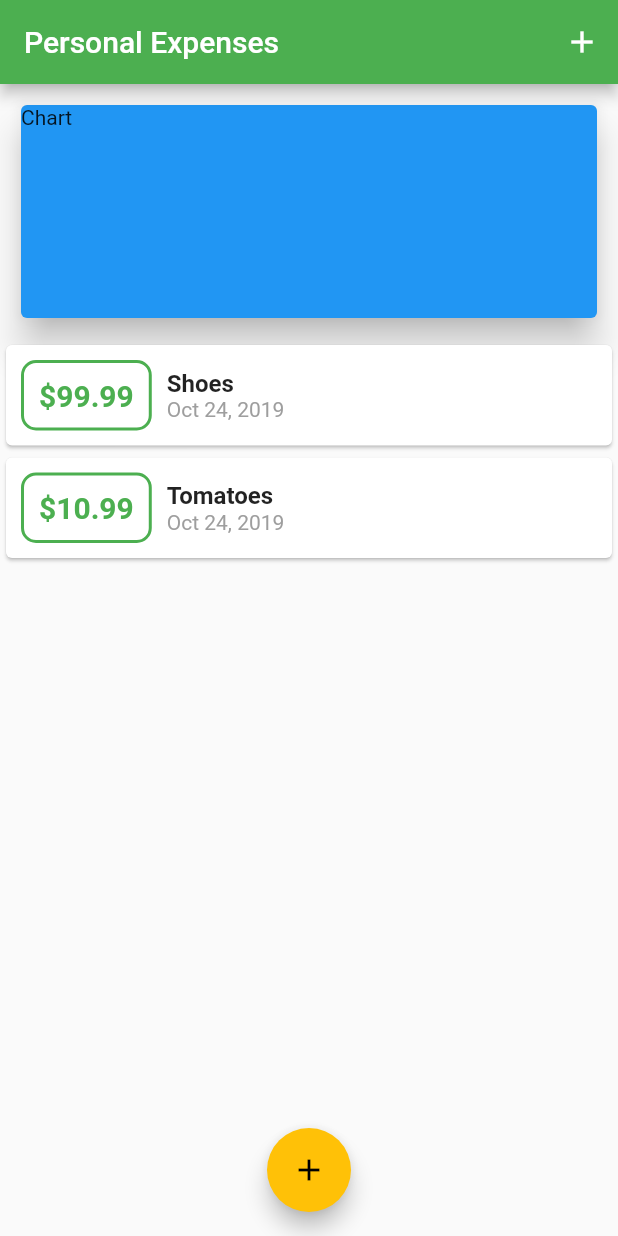
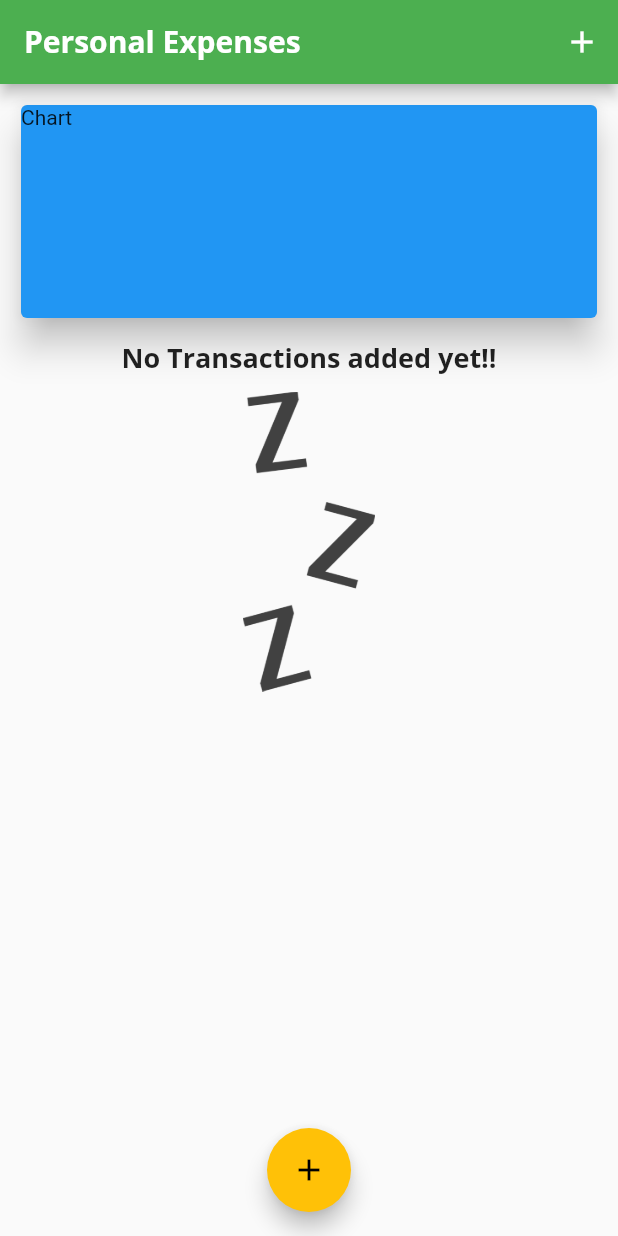
Before and after one commit to dreking/expenses_app, a Flutter app: the screen it shows after launch, on a phone screen of 412 x 824 dp. Run offline on Flutter 3.47's test engine with Material 2 defaults, Android fonts, the phone set to English and light mode, and no system bars.

Commit message:
feat:added theme color, fonts and images

```diff
--- a/lib/main.dart
+++ b/lib/main.dart
@@ -15,6 +15,23 @@ class MyApp extends StatelessWidget {
       theme: ThemeData(
         primarySwatch: Colors.green,
         accentColor: Colors.amber,
+        fontFamily: 'Quicksand',
+        textTheme: ThemeData.light().textTheme.copyWith(
+              title: TextStyle(
+                fontFamily: 'OpenSans',
+                fontWeight: FontWeight.bold,
+                fontSize: 18,
+              ),
+            ),
+        appBarTheme: AppBarTheme(
+          textTheme: ThemeData.light().textTheme.copyWith(
+                title: TextStyle(
+                  fontFamily: 'OpenSans',
+                  fontSize: 20,
+                  fontWeight: FontWeight.bold,
+                ),
+              ),
+        ),
       ),
       home: MyHomePage(),
     );
@@ -28,9 +45,9 @@ class MyHomePage extends StatefulWidget {
 
 class _MyHomePageState extends State<MyHomePage> {
   final List<Transaction> _userTransactions = [
-    Transaction(id: 't1', title: 'Shoes', amount: 99.99, date: DateTime.now()),
-    Transaction(
-        id: 't2', title: 'Tomatoes', amount: 10.99, date: DateTime.now())
+    // Transaction(id: 't1', title: 'Shoes', amount: 99.99, date: DateTime.now()),
+    // Transaction(
+    //     id: 't2', title: 'Tomatoes', amount: 10.99, date: DateTime.now())
   ];
 
   void _addNewTransaction(String title, double amount) {
--- a/lib/widgets/transaction_list.dart
+++ b/lib/widgets/transaction_list.dart
@@ -12,7 +12,24 @@ class TransactionList extends StatelessWidget {
   Widget build(BuildContext context) {
     return Container(
       height: 400,
-      child: ListView.builder(
+      child: transactions.isEmpty
+          ? Column(
+              children: <Widget>[
+                Text(
+                  'No Transactions added yet!!',
+                  style: Theme.of(context).textTheme.title,
+                ),
+                Container(
+                  margin: EdgeInsets.all(10),
+                  height: 200,
+                  child: Image.asset(
+                    'assets/images/waiting.png',
+                    fit: BoxFit.cover,
+                  ),
+                )
+              ],
+            )
+          : ListView.builder(
               itemBuilder: (context, index) {
                 return Card(
                     child: Row(
@@ -41,10 +58,7 @@ class TransactionList extends StatelessWidget {
                       children: <Widget>[
                         Text(
                           transactions[index].title,
-                    style: TextStyle(
-                      fontSize: 16,
-                      fontWeight: FontWeight.bold,
-                    ),
+                          style: Theme.of(context).textTheme.title,
                         ),
                         Text(
                           DateFormat.yMMMd().format(transactions[index].date),
```
Also changed, not shown: pubspec.yaml (+13 -13 lines), assets/fonts/OpenSans-Bold.ttf (added), assets/fonts/OpenSans-Regular.ttf (added), assets/fonts/Quicksand-Bold.ttf (added), assets/fonts/Quicksand-Light.ttf (added), assets/fonts/Quicksand-Medium.ttf (added), assets/fonts/Quicksand-Regular.ttf (added), assets/images/waiting.png (added). Lines whose indentation alone changed are shown as unchanged.
